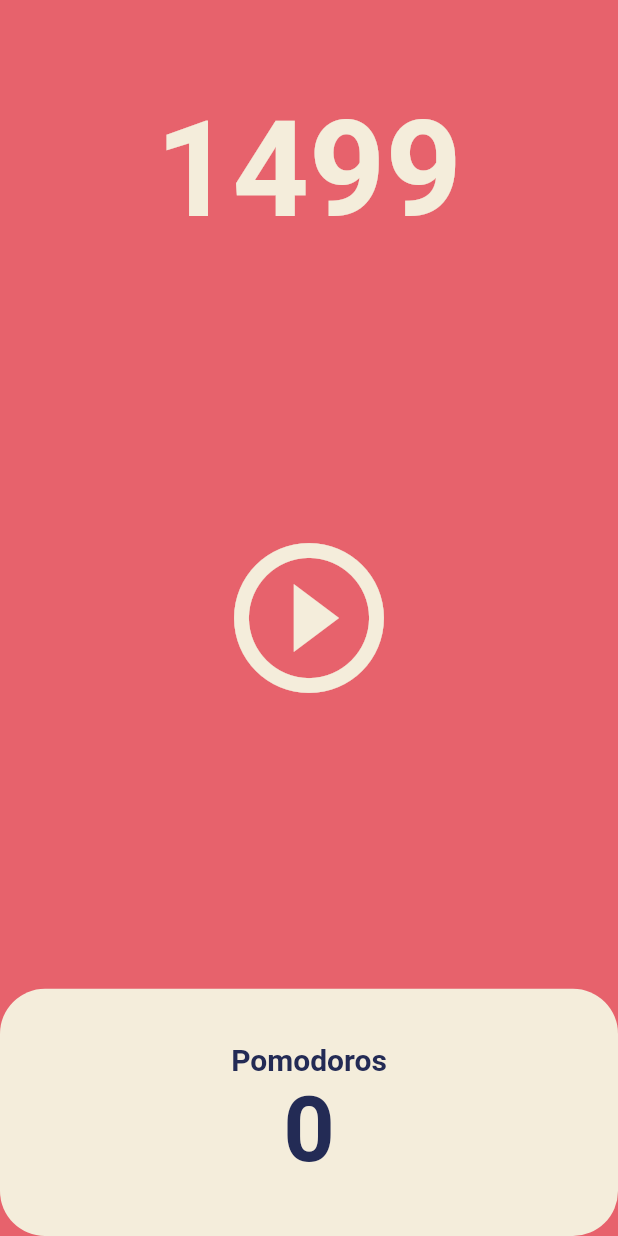
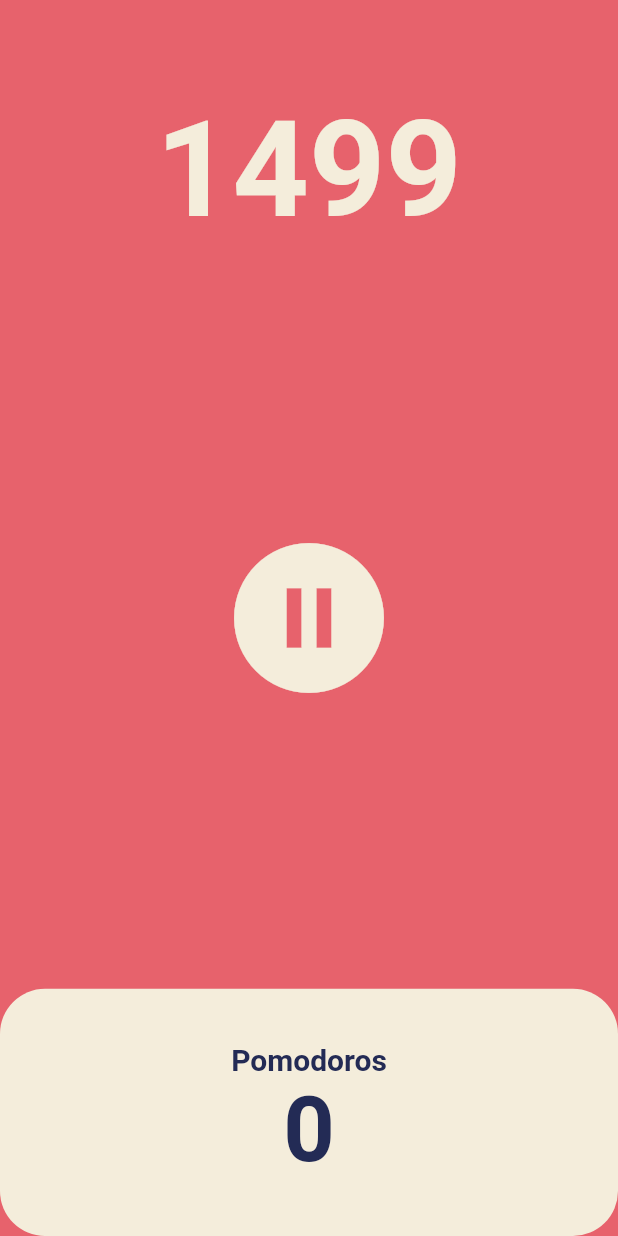
Before and after one commit to alswn2348/pomodoro_flutter, a Flutter app: the screen it shows after launch, after a tap on the "play circle outline" icon, on a phone screen of 412 x 824 dp. Run offline on Flutter 3.47's test engine with Material 2 defaults, Android fonts, the phone set to English and light mode, and no system bars.

Commit message:
feat : add pause button

```diff
--- a/lib/screens/home_screen.dart
+++ b/lib/screens/home_screen.dart
@@ -11,6 +11,7 @@ class HomeScreen extends StatefulWidget {
 
 class _HomeScreenState extends State<HomeScreen> {
   int totalSeconds = 1500;
+  bool isRunning = false;
   late Timer timer;
 
   void onTick(Timer timer) {
@@ -24,6 +25,16 @@ class _HomeScreenState extends State<HomeScreen> {
       const Duration(seconds: 1),
       onTick,
     );
+    setState(() {
+      isRunning = true;
+    });
+  }
+
+  void onpausePressed() {
+    timer.cancel();
+    setState(() {
+      isRunning = false;
+    });
   }
 
   @override
@@ -51,8 +62,10 @@ class _HomeScreenState extends State<HomeScreen> {
                 child: IconButton(
                     iconSize: 120,
                     color: Theme.of(context).cardColor,
-                    onPressed: onStartPressed,
-                    icon: const Icon(Icons.play_circle_outline))),
+                    onPressed: isRunning ? onpausePressed : onStartPressed,
+                    icon: Icon(isRunning
+                        ? Icons.pause_circle_filled_outlined
+                        : Icons.play_circle_outline))),
           ),
           Flexible(
             flex: 1,
```
